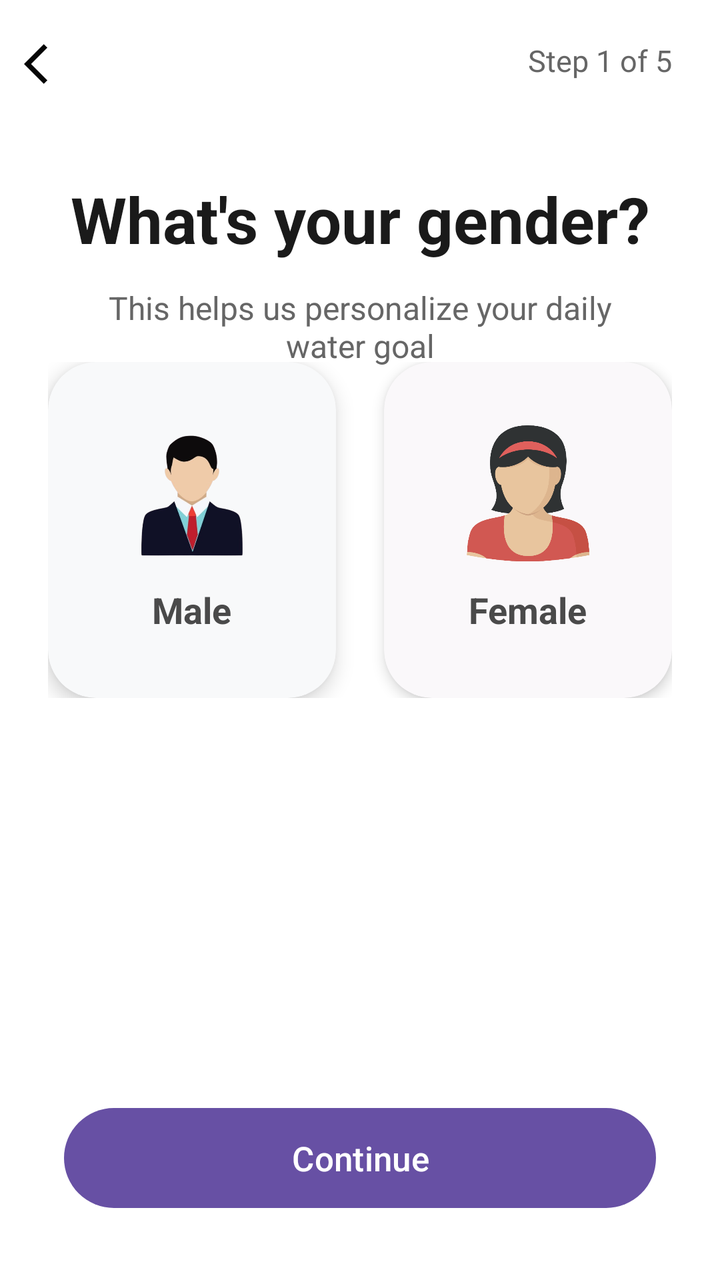
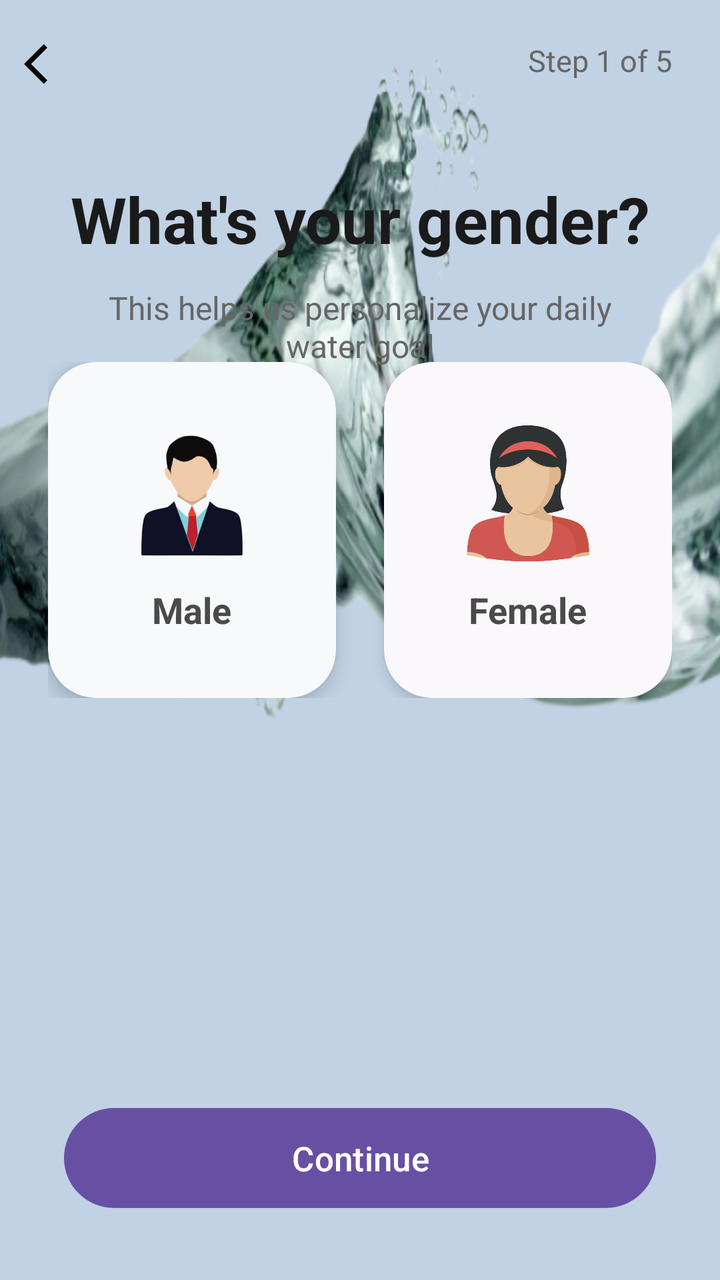

Compare the two renders of this Android layout. The source of the first and the diff that turns it into the second are given below.
<!-- AndroidManifest.xml: application theme Theme.WaterReminder -->
<!-- res/layout/activity_gender_selection.xml -->
<?xml version="1.0" encoding="utf-8"?>
<androidx.constraintlayout.widget.ConstraintLayout xmlns:android="http://schemas.android.com/apk/res/android"
    xmlns:app="http://schemas.android.com/apk/res-auto"
    android:layout_width="match_parent"
    android:layout_height="match_parent"
    android:background="#FFFFFF">

    
    <ImageView
        android:id="@+id/btn_back"
        android:layout_width="wrap_content"
        android:layout_height="wrap_content"
        android:src="@drawable/baseline_arrow_back_ios_24"
        android:padding="12dp"
        app:layout_constraintTop_toTopOf="parent"
        app:layout_constraintStart_toStartOf="parent"
        android:layout_marginTop="8dp" />

    <TextView
        android:id="@+id/tv_header"
        android:layout_width="wrap_content"
        android:layout_height="wrap_content"
        android:text="Step 1 of 5"
        android:textSize="15sp"
        android:textColor="#666666"
        app:layout_constraintTop_toTopOf="parent"
        app:layout_constraintEnd_toEndOf="parent"
        android:layout_marginTop="20dp"
        android:layout_marginEnd="24dp" />

    
    <TextView
        android:id="@+id/tv_title"
        android:layout_width="0dp"
        android:layout_height="wrap_content"
        android:text="What's your gender?"
        android:textSize="32sp"
        android:textColor="#1A1A1A"
        android:textStyle="bold"
        android:gravity="center"
        android:lineSpacingExtra="6dp"
        app:layout_constraintTop_toBottomOf="@id/btn_back"
        app:layout_constraintStart_toStartOf="parent"
        app:layout_constraintEnd_toEndOf="parent"
        android:layout_marginTop="32dp"
        android:layout_marginHorizontal="32dp" />

    
    <TextView
        android:layout_width="0dp"
        android:layout_height="wrap_content"
        android:text="This helps us personalize your daily water goal"
        android:textSize="16sp"
        android:textColor="#666666"
        android:gravity="center"
        app:layout_constraintTop_toBottomOf="@id/tv_title"
        app:layout_constraintStart_toStartOf="parent"
        app:layout_constraintEnd_toEndOf="parent"
        android:layout_marginTop="12dp"
        android:layout_marginHorizontal="40dp" />

    
    <LinearLayout
        android:id="@+id/gender_container"
        android:layout_width="0dp"
        android:layout_height="wrap_content"
        android:orientation="horizontal"
        android:gravity="center"
        android:layout_marginTop="50dp"
        app:layout_constraintTop_toBottomOf="@id/tv_title"
        app:layout_constraintStart_toStartOf="parent"
        app:layout_constraintEnd_toEndOf="parent"
        android:paddingHorizontal="24dp">

        
        <androidx.cardview.widget.CardView
            android:id="@+id/card_male"
            android:layout_width="0dp"
            android:layout_height="168dp"
            android:layout_weight="1"
            android:src="@drawable/male"
            app:cardCornerRadius="24dp"
            app:cardElevation="6dp"
            app:cardBackgroundColor="#F8F9FA"
            android:layout_marginEnd="12dp">

            <LinearLayout
                android:layout_width="match_parent"
                android:layout_height="match_parent"
                android:orientation="vertical"
                android:gravity="center">

                <ImageView
                    android:layout_width="68dp"
                    android:layout_height="68dp"
                    android:src="@drawable/male"
                    android:layout_marginBottom="12dp" />

                <TextView
                    android:layout_width="wrap_content"
                    android:layout_height="wrap_content"
                    android:text="Male"
                    android:textColor="#4A4A4A"
                    android:textSize="18sp"
                    android:textStyle="bold" />

            </LinearLayout>
        </androidx.cardview.widget.CardView>

        
        <androidx.cardview.widget.CardView
            android:id="@+id/card_female"
            android:layout_width="0dp"
            android:layout_height="168dp"
            android:layout_weight="1"
            app:cardCornerRadius="24dp"
            app:cardElevation="4dp"
            app:cardBackgroundColor="#FAF8FA"
            android:layout_marginStart="12dp">

            <LinearLayout
                android:layout_width="match_parent"
                android:layout_height="match_parent"
                android:orientation="vertical"
                android:gravity="center">

                <ImageView
                    android:layout_width="68dp"
                    android:layout_height="68dp"
                    android:src="@drawable/female" />

                <TextView
                    android:layout_width="wrap_content"
                    android:layout_height="wrap_content"
                    android:text="Female"
                    android:textColor="#4A4A4A"
                    android:textSize="18sp"
                    android:textStyle="bold"
                    android:layout_marginTop="12dp" />

            </LinearLayout>
        </androidx.cardview.widget.CardView>

    </LinearLayout>

    

    

    <com.google.android.material.button.MaterialButton
        android:id="@+id/btn_next"
        android:layout_width="0dp"
        android:layout_height="58dp"
        android:text="Continue"
        android:textSize="17sp"
        app:cornerRadius="30dp"
        app:layout_constraintBottom_toBottomOf="parent"
        app:layout_constraintStart_toStartOf="parent"
        app:layout_constraintEnd_toEndOf="parent"
        android:layout_marginHorizontal="32dp"
        android:layout_marginBottom="32dp" />

</androidx.constraintlayout.widget.ConstraintLayout>
<!-- resources referenced by this layout -->
<resources>
  <!-- drawable baseline_arrow_back_ios_24 (drawable) -->
  <vector xmlns:android="http://schemas.android.com/apk/res/android" android:autoMirrored="true" android:height="24dp" android:tint="#050505" android:viewportHeight="24" android:viewportWidth="24" android:width="24dp">
        
      <path android:fillColor="@android:color/white" android:pathData="M11.67,3.87L9.9,2.1 0,12l9.9,9.9 1.77,-1.77L3.54,12z"/>
      
  </vector>
  <!-- drawable female: png bitmap (drawable, 23570 bytes) -->
  <!-- drawable male: png bitmap (drawable, 87660 bytes) -->
  <style name="Theme.WaterReminder" parent="Base.Theme.WaterReminder" />
  <style name="Base.Theme.WaterReminder" parent="Theme.Material3.DayNight.NoActionBar">
          
          
      </style>
</resources>

<!-- the commit's change to res/layout/activity_gender_selection.xml (unified diff, before → after) -->
@@ -3,7 +3,16 @@
     xmlns:app="http://schemas.android.com/apk/res-auto"
     android:layout_width="match_parent"
     android:layout_height="match_parent"
-    android:background="#FFFFFF">
+    xmlns:tools="http://schemas.android.com/tools"
+    android:background="#C0D2E4">
+
+    <ImageView
+        android:layout_width="wrap_content"
+        android:layout_height="0dp"
+        android:background="@drawable/bgwater"
+        tools:ignore="MissingConstraints"
+        tools:layout_editor_absoluteX="0dp"
+        tools:layout_editor_absoluteY="290dp" />
 
     
     <ImageView
<!-- resource entries referenced after the edit -->
@@ -6,6 +6,7 @@
       <path android:fillColor="@android:color/white" android:pathData="M11.67,3.87L9.9,2.1 0,12l9.9,9.9 1.77,-1.77L3.54,12z"/>
       
   </vector>
+  <!-- drawable bgwater: png bitmap (drawable, 358820 bytes) -->
   <!-- drawable female: png bitmap (drawable, 23570 bytes) -->
   <!-- drawable male: png bitmap (drawable, 87660 bytes) -->
   <style name="Theme.WaterReminder" parent="Base.Theme.WaterReminder" />
